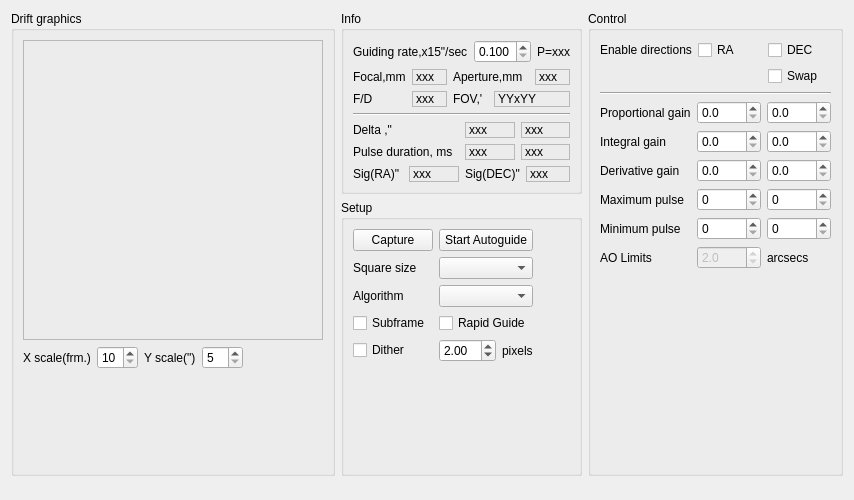
The window that kstars/ekos/guide/guider.ui (KDE/kstars) describes before a commit, drawn with Qt 5.
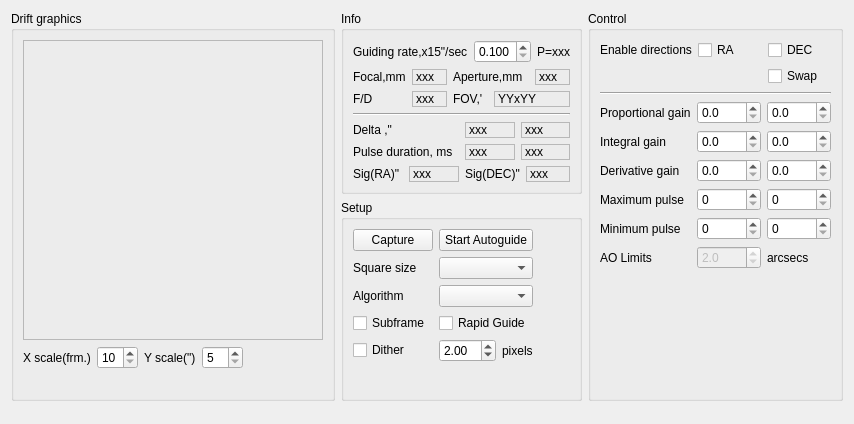
The same window after the commit.

```diff
--- a/kstars/ekos/guide/guider.ui
+++ b/kstars/ekos/guide/guider.ui
@@ -6,8 +6,8 @@
    <rect>
     <x>0</x>
     <y>0</y>
-    <width>838</width>
-    <height>500</height>
+    <width>821</width>
+    <height>423</height>
    </rect>
   </property>
   <property name="sizePolicy">
@@ -144,7 +144,7 @@
             <property name="sizeHint" stdset="0">
              <size>
               <width>20</width>
-              <height>40</height>
+              <height>20</height>
              </size>
             </property>
            </spacer>
@@ -587,7 +587,7 @@
             <property name="sizeHint" stdset="0">
              <size>
               <width>20</width>
-              <height>32</height>
+              <height>20</height>
              </size>
             </property>
            </spacer>
@@ -853,22 +853,6 @@
      </property>
     </widget>
    </item>
-   <item>
-    <spacer name="verticalSpacer_2">
-     <property name="orientation">
-      <enum>Qt::Vertical</enum>
-     </property>
-     <property name="sizeType">
-      <enum>QSizePolicy::Minimum</enum>
-     </property>
-     <property name="sizeHint" stdset="0">
-      <size>
-       <width>20</width>
-       <height>1</height>
-      </size>
-     </property>
-    </spacer>
-   </item>
   </layout>
  </widget>
  <tabstops>
```
